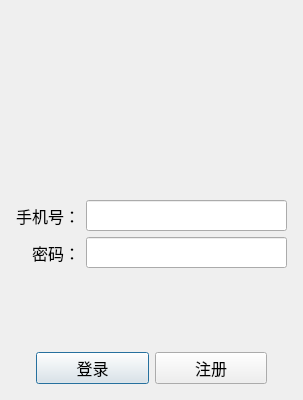
Devil-Alice/chatroom, file client/src/login_dialog.ui: the form before one commit.
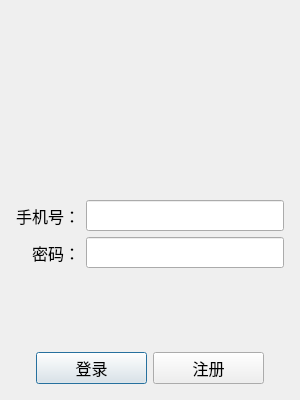
The form after the commit. Icons and pictures are not drawn.

```diff
--- a/client/src/login_dialog.ui
+++ b/client/src/login_dialog.ui
@@ -6,20 +6,14 @@
    <rect>
     <x>0</x>
     <y>0</y>
-    <width>303</width>
+    <width>300</width>
     <height>400</height>
    </rect>
   </property>
   <property name="minimumSize">
    <size>
-    <width>200</width>
-    <height>400</height>
-   </size>
-  </property>
-  <property name="maximumSize">
-   <size>
-    <width>303</width>
-    <height>400</height>
+    <width>0</width>
+    <height>0</height>
    </size>
   </property>
   <property name="font">
```
